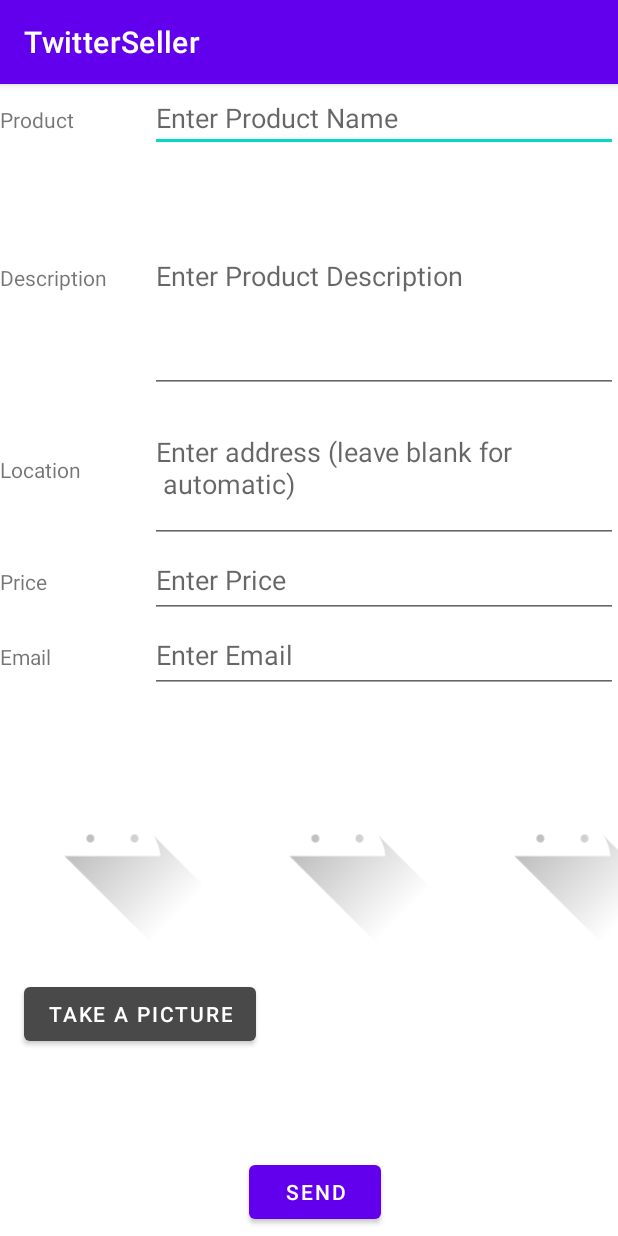
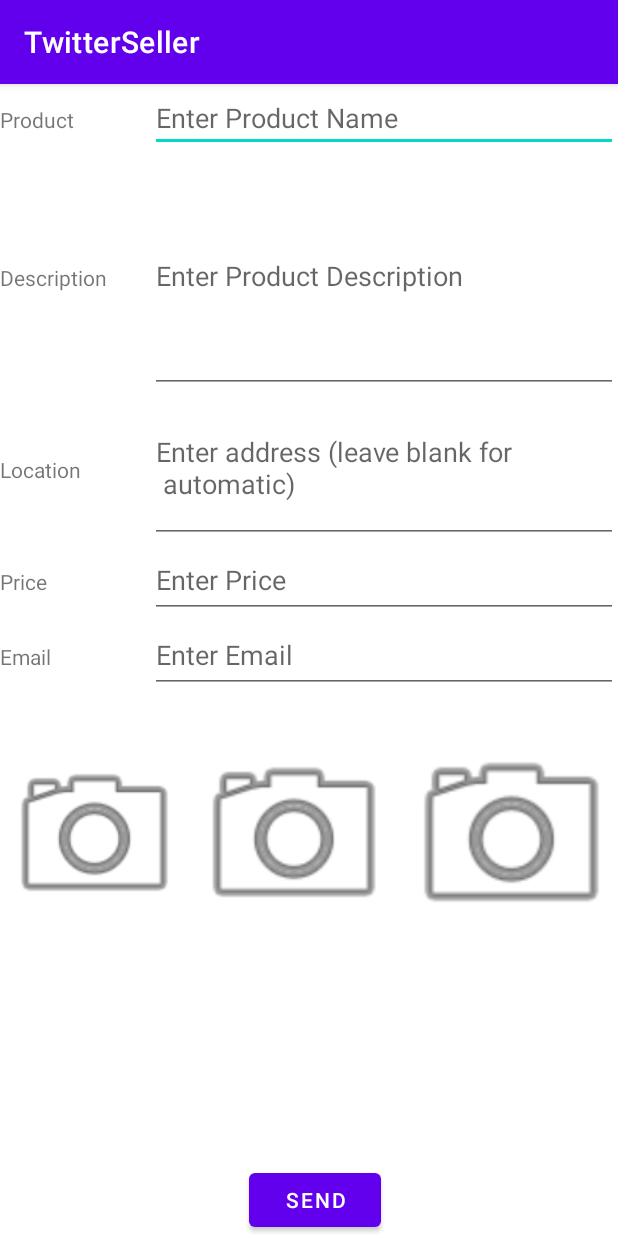
Before and after one commit to apps4sj/TwitterHelper, an Android app: the screen it shows after launch (MainActivity), on a phone screen of 412 x 824 dp. Run offline under Robolectric (Android 15) with nearby library versions, the phone set to English and light mode, and no system bars.

Commit message:
Fixed 3 things. 1. The pictures sent to the servers should also be rotated as in the previews. 2. Remove the photo shooting button and make the image preview window double as the button, the original button is out of the screen of Samsung Galaxy S8 anyway. 3. Make the UI narrower.

```diff
--- a/Dev/TwitterSeller/app/src/main/java/com/apps4sj/TwitterSeller/MainActivity.java
+++ b/Dev/TwitterSeller/app/src/main/java/com/apps4sj/TwitterSeller/MainActivity.java
@@ -6,12 +6,15 @@ import androidx.core.app.ActivityCompat;
 import androidx.core.content.FileProvider;
 
 import android.Manifest;
+import android.R.drawable;
 import android.content.Context;
 import android.content.Intent;
 import android.content.pm.PackageManager;
+import android.content.res.Resources;
 import android.graphics.Bitmap;
 import android.graphics.BitmapFactory;
 import android.graphics.Matrix;
+import android.graphics.drawable.Drawable;
 import android.location.Address;
 import android.location.Geocoder;
 import android.location.Location;
@@ -65,7 +68,7 @@ public class MainActivity extends AppCompatActivity {
     private String[] currentPhotoPaths = {"", "", ""};
     private int currentPhotoNum = 0;
 
-    private Button pictureButton;
+    //private Button pictureButton;
     private Button sendButton;
     private EditText productInput, descInput, priceInput, emailInput, locationInput;
     private ImageView[] imageViewPreviews;
@@ -76,7 +79,7 @@ public class MainActivity extends AppCompatActivity {
         super.onCreate(savedInstanceState);
         setContentView(R.layout.activity_main);
 
-        pictureButton = findViewById(R.id.buttonPicture);
+        //pictureButton = findViewById(R.id.buttonPicture);
         sendButton = findViewById(R.id.sendButton);
         productInput = findViewById(R.id.productEditText);
         descInput = findViewById(R.id.editTextDescription);
@@ -91,15 +94,29 @@ public class MainActivity extends AppCompatActivity {
         if (jsonSave != null && !jsonSave.equals("")) {
            setSaveInstance(jsonSave);
         }
+        Resources res = getResources();
+        Drawable drawable = res.getDrawable(R.drawable.take_a_picture);
 
-
-        pictureButton.setOnClickListener(new View.OnClickListener() {
+        for (ImageView  imageView : imageViewPreviews ) {
+            imageView.setImageDrawable(drawable);
+            imageView.setOnClickListener(new View.OnClickListener() {
                 @Override
                 public void onClick(View v) {
+                    if(v == imageViewPreviews[0]) {
+                        currentPhotoNum = 0;
+                    }
+                    if(v == imageViewPreviews[1]) {
+                        currentPhotoNum = 1;
+                    }
+                    if(v == imageViewPreviews[2]) {
+                        currentPhotoNum = 2;
+                    }
+
                     if (currentPhotoNum == 3) {
                         Toast.makeText(MainActivity.this, "You have reached the maximum number of pictures", Toast.LENGTH_SHORT).show();
                     } else {
                         Intent takePictureIntent = new Intent(MediaStore.ACTION_IMAGE_CAPTURE);
+
                         // Ensure that there's a camera activity to handle the intent
                         if (takePictureIntent.resolveActivity(getPackageManager()) != null) {
                             // Create the File where the photo should go
@@ -121,6 +138,7 @@ public class MainActivity extends AppCompatActivity {
                     }
                 }
             });
+        }
 
         sendButton.setOnClickListener(new View.OnClickListener() {
             @Override
@@ -141,19 +159,19 @@ public class MainActivity extends AppCompatActivity {
                             byte[] binaryImage3 = {};
                             if (!currentPhotoPaths[0].equals("")) {
                                 ByteArrayOutputStream stream = new ByteArrayOutputStream();
-                                Bitmap imageBitmap = BitmapFactory.decodeFile(currentPhotoPaths[0]);
+                                Bitmap imageBitmap = rotateBitmap(currentPhotoPaths[0]);
                                 imageBitmap.compress(Bitmap.CompressFormat.JPEG, 70, stream);
                                 binaryImage1 = stream.toByteArray();
                             }
                             if (!currentPhotoPaths[1].equals("")) {
                                 ByteArrayOutputStream stream = new ByteArrayOutputStream();
-                                Bitmap imageBitmap = BitmapFactory.decodeFile(currentPhotoPaths[1]);
+                                Bitmap imageBitmap = rotateBitmap(currentPhotoPaths[1]);
                                 imageBitmap.compress(Bitmap.CompressFormat.JPEG, 70, stream);
                                 binaryImage2 = stream.toByteArray();
                             }
                             if (!currentPhotoPaths[2].equals("")) {
                                 ByteArrayOutputStream stream = new ByteArrayOutputStream();
-                                Bitmap imageBitmap = BitmapFactory.decodeFile(currentPhotoPaths[2]);
+                                Bitmap imageBitmap = rotateBitmap(currentPhotoPaths[2]);
                                 imageBitmap.compress(Bitmap.CompressFormat.JPEG, 70, stream);
                                 binaryImage3 = stream.toByteArray();
                             }
--- a/Dev/TwitterSeller/app/src/main/res/layout/activity_main.xml
+++ b/Dev/TwitterSeller/app/src/main/res/layout/activity_main.xml
@@ -138,19 +138,21 @@
 
         <ImageView
             android:id="@+id/imageViewPreview1"
-            android:layout_width="150dp"
+            android:layout_width="126dp"
             android:layout_height="150dp"
             android:layout_marginTop="4dp"
             android:layout_weight="0"
-            app:srcCompat="@drawable/ic_launcher_foreground" />
+            app:srcCompat="@drawable/ic_launcher_foreground"
+            tools:srcCompat="@drawable/take_a_picture" />
 
         <ImageView
             android:id="@+id/imageViewPreview2"
-            android:layout_width="150dp"
+            android:layout_width="140dp"
             android:layout_height="150dp"
             android:layout_marginTop="4dp"
             android:layout_weight="0"
-            app:srcCompat="@drawable/ic_launcher_foreground" />
+            app:srcCompat="@drawable/ic_launcher_foreground"
+            tools:srcCompat="@drawable/take_a_picture" />
 
         <ImageView
             android:id="@+id/imageViewPreview3"
@@ -158,20 +160,9 @@
             android:layout_height="150dp"
             android:layout_marginTop="4dp"
             android:layout_weight="0"
-            app:srcCompat="@drawable/ic_launcher_foreground" />
+            app:srcCompat="@drawable/ic_launcher_foreground"
+            tools:srcCompat="@drawable/take_a_picture" />
     </LinearLayout>
-
-    <Button
-        android:id="@+id/buttonPicture"
-        android:layout_width="wrap_content"
-        android:layout_height="wrap_content"
-        android:layout_marginTop="24dp"
-        android:text="Take a Picture"
-        app:backgroundTint="#494949"
-        app:layout_constraintEnd_toEndOf="parent"
-        app:layout_constraintHorizontal_bias="0.062"
-        app:layout_constraintStart_toStartOf="parent"
-        app:layout_constraintTop_toBottomOf="@+id/linearLayout3" />
 
     <Button
         android:id="@+id/sendButton"
@@ -181,8 +172,6 @@
         app:layout_constraintBottom_toBottomOf="parent"
         app:layout_constraintEnd_toEndOf="parent"
         app:layout_constraintHorizontal_bias="0.512"
-        app:layout_constraintStart_toStartOf="parent"
-        app:layout_constraintTop_toBottomOf="@+id/buttonPicture"
-        app:layout_constraintVertical_bias="0.931" />
+        app:layout_constraintStart_toStartOf="parent" />
 
 </androidx.constraintlayout.widget.ConstraintLayout>
```
Also changed, not shown: Dev/TwitterSeller/app/src/main/res/drawable/take_a_picture.png (added). Lines whose indentation alone changed are shown as unchanged.
